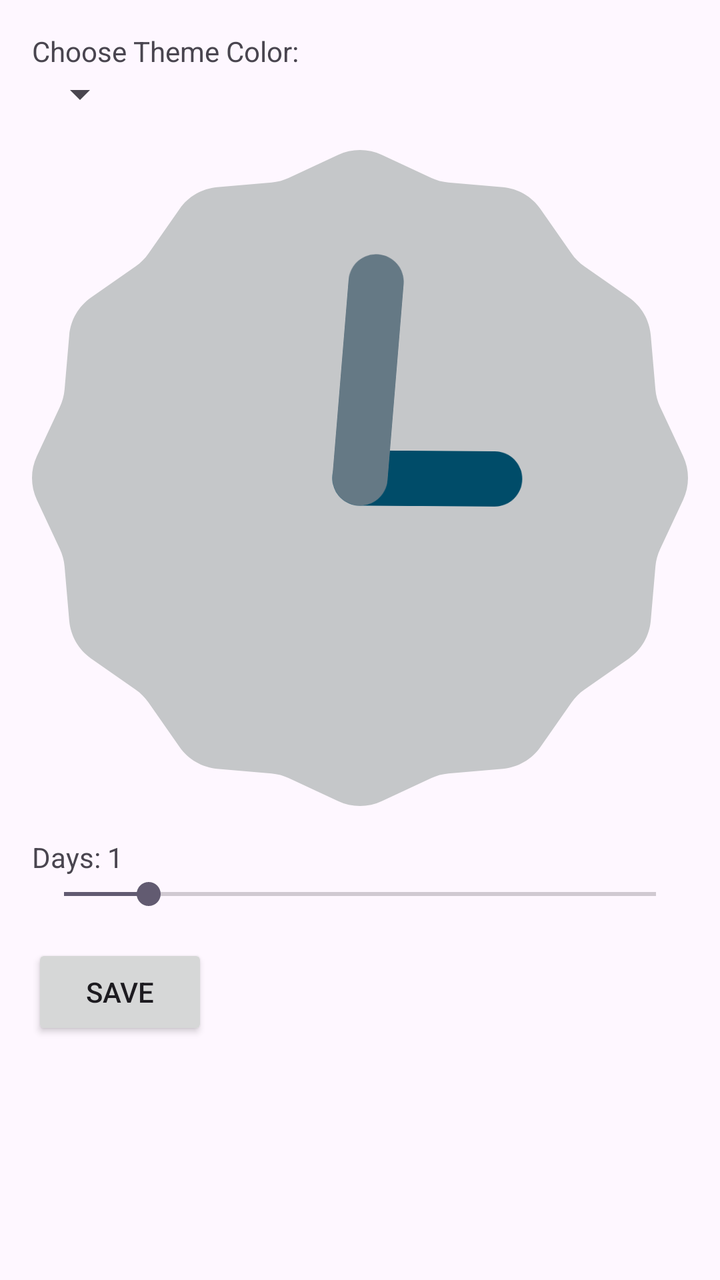
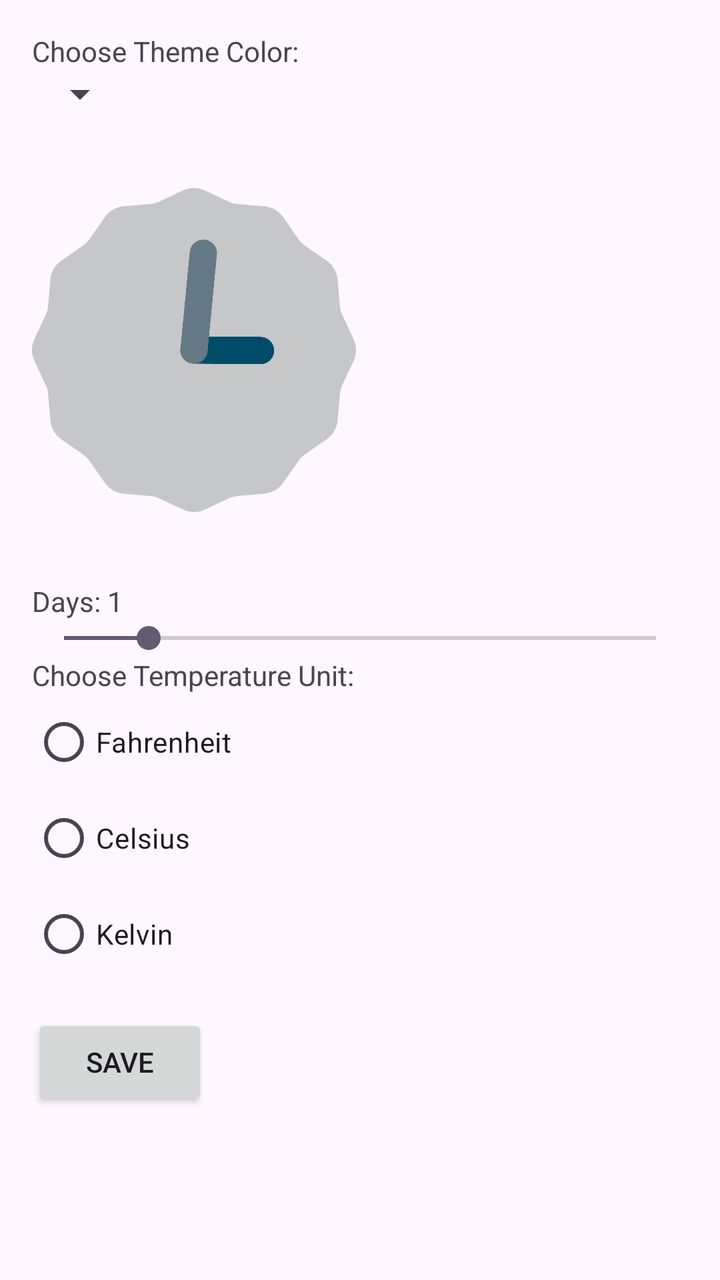

Before-and-after screenshots of an Android layout around one commit, followed by the original layout XML and the change that was made.
<!-- AndroidManifest.xml: application theme Theme.WeatherApp -->
<!-- res/layout/activity_settings.xml -->
<?xml version="1.0" encoding="utf-8"?>
<LinearLayout
    xmlns:android="http://schemas.android.com/apk/res/android"
    android:orientation="vertical"
    android:layout_width="match_parent"
    android:layout_height="match_parent"
    android:padding="16dp">

    <TextView
        android:layout_width="wrap_content"
        android:layout_height="wrap_content"
        android:text="Choose Theme Color:"/>

    <Spinner
        android:id="@+id/colorSpinner"
        android:layout_width="wrap_content"
        android:layout_height="wrap_content"/>

    <AnalogClock
        android:id="@+id/analogClock"
        android:layout_width="wrap_content"
        android:layout_height="wrap_content"
        android:layout_marginTop="16dp"/>

    <TextView
        android:id="@+id/daysTextView"
        android:layout_width="wrap_content"
        android:layout_height="wrap_content"
        android:text="Days: 1"
        android:layout_marginTop="16dp"/>

    <SeekBar
        android:id="@+id/daysSeekBar"
        android:layout_width="match_parent"
        android:layout_height="wrap_content"
        android:max="7"
        android:progress="1"/>

    <Button
        android:id="@+id/saveButton"
        android:text="Save"
        android:layout_width="wrap_content"
        android:layout_height="wrap_content"
        android:layout_marginTop="16dp"/>

</LinearLayout>
<!-- resources referenced by this layout -->
<resources>
  <style name="Theme.WeatherApp" parent="Base.Theme.WeatherApp" />
  <style name="Base.Theme.WeatherApp" parent="Theme.Material3.DayNight.NoActionBar">
          
          
      </style>
</resources>

<!-- the commit's change to res/layout/activity_settings.xml (unified diff, before → after) -->
@@ -18,9 +18,9 @@
 
     <AnalogClock
         android:id="@+id/analogClock"
-        android:layout_width="wrap_content"
-        android:layout_height="wrap_content"
-        android:layout_marginTop="16dp"/>
+        android:layout_width="162dp"
+        android:layout_height="200dp"
+        android:layout_marginTop="16dp" />
 
     <TextView
         android:id="@+id/daysTextView"
@@ -36,6 +36,33 @@
         android:max="7"
         android:progress="1"/>
 
+    <TextView
+        android:layout_width="wrap_content"
+        android:layout_height="wrap_content"
+        android:text="Choose Temperature Unit:"/>
+
+    <RadioGroup
+        android:id="@+id/temperatureUnits"
+        android:layout_width="wrap_content"
+        android:layout_height="wrap_content">
+        <RadioButton
+            android:id="@+id/fahrenheit"
+            android:layout_width="wrap_content"
+            android:layout_height="wrap_content"
+            android:text="Fahrenheit"/>
+        <RadioButton
+            android:id="@+id/celsius"
+            android:layout_width="wrap_content"
+            android:layout_height="wrap_content"
+            android:text="Celsius"/>
+        <RadioButton
+            android:id="@+id/kelvin"
+            android:layout_width="wrap_content"
+            android:layout_height="wrap_content"
+            android:text="Kelvin"/>
+
+    </RadioGroup>
+
     <Button
         android:id="@+id/saveButton"
         android:text="Save"
